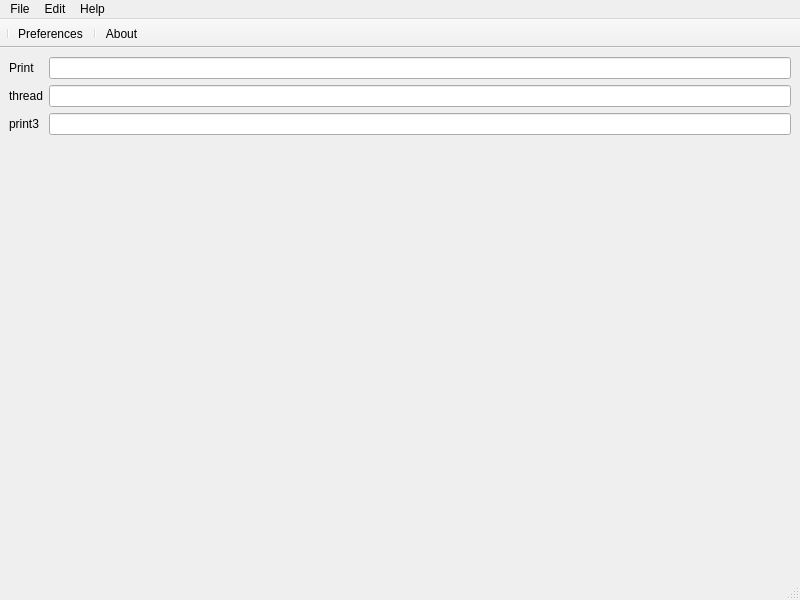
This is Threading/main.ui in jepierre/python_apps as Qt 5 draws it before an edit. The edited form follows.
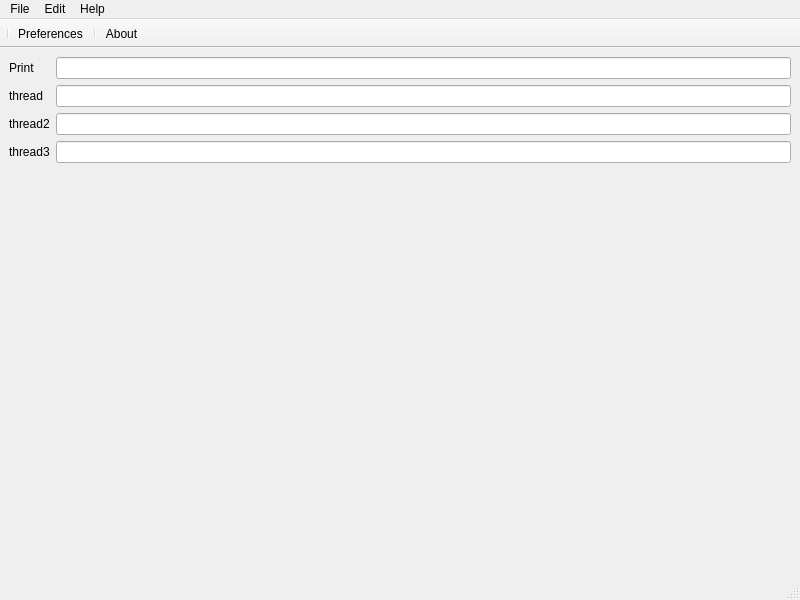
This is the edited form.

```diff
--- a/Threading/main.ui
+++ b/Threading/main.ui
@@ -37,10 +37,20 @@
       <item row="1" column="1">
        <widget class="QLineEdit" name="threadLineEdit"/>
       </item>
+      <item row="3" column="0">
+       <widget class="QLabel" name="thread3Label">
+        <property name="text">
+         <string>thread3</string>
+        </property>
+       </widget>
+      </item>
+      <item row="3" column="1">
+       <widget class="QLineEdit" name="thread3LineEdit"/>
+      </item>
       <item row="2" column="0">
        <widget class="QLabel" name="print3Label">
         <property name="text">
-         <string>print3</string>
+         <string>thread2</string>
         </property>
        </widget>
       </item>
```
Left out of the diff: 4 changed lines with no effect on the pictures.
